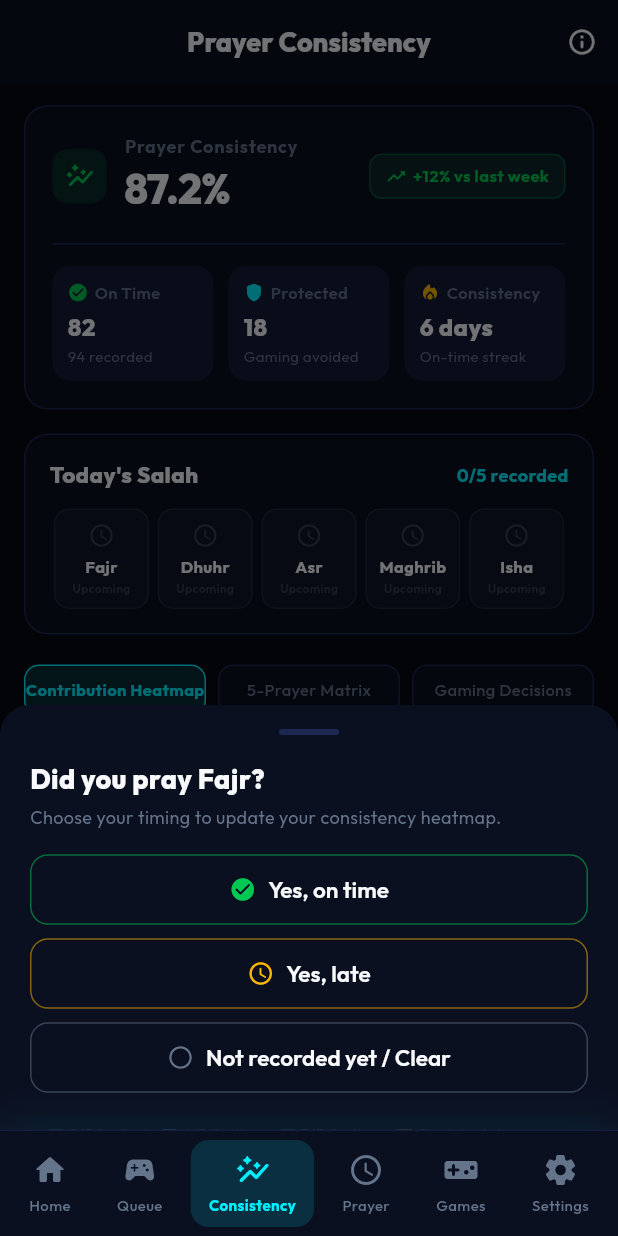
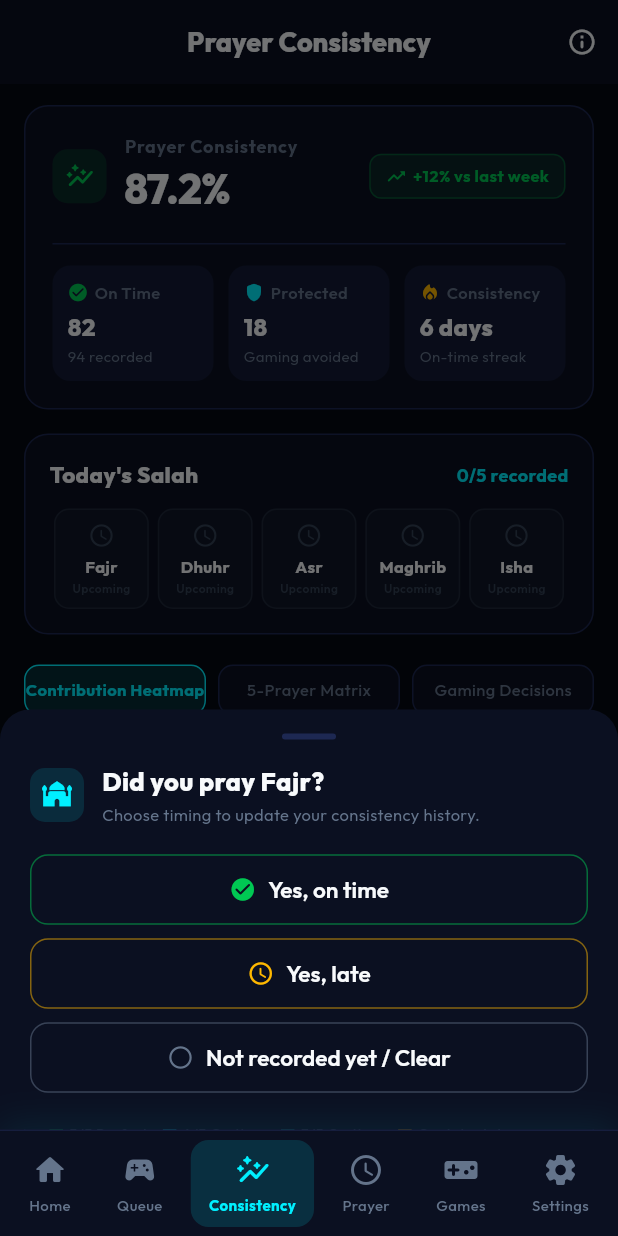
Before and after one commit to TryOmar/pray-then-play, a Flutter app: the PrayerConsistencyScreen screen opened by its route, after a tap on "Fajr", on a phone screen of 412 x 824 dp. Run offline on Flutter 3.47's test engine with Material 3 defaults, Android fonts, the phone set to English and light mode, and no system bars; our stand-ins replace adhan, flutter_local_notifications, flutter_riverpod, flutter_svg, geocoding, geolocator and 3 more; accounts and stored records are empty.

Commit message:
fix: eliminate bottom sheet overflow and enhance prayer modal style

```diff
--- a/lib/features/heatmap/screens/prayer_consistency_screen.dart
+++ b/lib/features/heatmap/screens/prayer_consistency_screen.dart
@@ -26,7 +26,6 @@ class _PrayerConsistencyScreenState
     final contributionWeeks = notifier.getContributionWeeks(18);
     final monthlySummary =
         notifier.getMonthlySummary(state.selectedYear, state.selectedMonth);
-    final weeklySummary = notifier.getWeeklySummary();
     final reflection = notifier.getHabitReflection();
     final achievements = notifier.getAllAchievements();
     final streak = notifier.getConsistencyStreak();
@@ -1531,19 +1530,26 @@ class _PrayerConsistencyScreenState
 
     showModalBottomSheet(
       context: context,
+      isScrollControlled: true,
       backgroundColor: theme.colorScheme.surface,
       shape: const RoundedRectangleBorder(
         borderRadius: BorderRadius.vertical(top: Radius.circular(20)),
       ),
-      builder: (ctx) => Padding(
-        padding: const EdgeInsets.fromLTRB(20, 16, 20, 24),
+      builder: (ctx) => SafeArea(
+        child: SingleChildScrollView(
+          padding: EdgeInsets.fromLTRB(
+            20,
+            16,
+            20,
+            MediaQuery.of(ctx).viewInsets.bottom + 24,
+          ),
           child: Column(
             mainAxisSize: MainAxisSize.min,
             crossAxisAlignment: CrossAxisAlignment.start,
             children: [
               Center(
                 child: Container(
-                width: 40,
+                  width: 36,
                   height: 4,
                   decoration: BoxDecoration(
                     color: theme.dividerTheme.color ?? AppColors.surfaceHighlight,
@@ -1552,20 +1558,40 @@ class _PrayerConsistencyScreenState
                 ),
               ),
               const SizedBox(height: 16),
+              Row(
+                children: [
+                  Container(
+                    padding: const EdgeInsets.all(8),
+                    decoration: BoxDecoration(
+                      color: theme.primaryColor.withValues(alpha: 0.12),
+                      borderRadius: BorderRadius.circular(10),
+                    ),
+                    child: Icon(Icons.mosque_rounded, size: 20, color: theme.primaryColor),
+                  ),
+                  const SizedBox(width: 12),
+                  Expanded(
+                    child: Column(
+                      crossAxisAlignment: CrossAxisAlignment.start,
+                      children: [
                         Text(
                           'Did you pray $prayerName?',
                           style: TextStyle(
-                fontSize: 18,
+                            fontSize: 17,
                             fontWeight: FontWeight.w800,
                             color: theme.colorScheme.onSurface,
                           ),
                         ),
-            const SizedBox(height: 4),
+                        const SizedBox(height: 2),
                         const Text(
-              'Choose your timing to update your consistency heatmap.',
-              style: TextStyle(fontSize: 12, color: AppColors.textMuted),
-            ),
-            const SizedBox(height: 16),
+                          'Choose timing to update your consistency history.',
+                          style: TextStyle(fontSize: 11, color: AppColors.textMuted),
+                        ),
+                      ],
+                    ),
+                  ),
+                ],
+              ),
+              const SizedBox(height: 18),
 
               _buildQuickActionButton(
                 ctx,
@@ -1605,6 +1631,7 @@ class _PrayerConsistencyScreenState
                 },
               ),
             ],
+          ),
         ),
       ),
     );
--- a/lib/features/home/widgets/next_prayer_hero_widget.dart
+++ b/lib/features/home/widgets/next_prayer_hero_widget.dart
@@ -228,7 +228,6 @@ class _LiveCountdownWidget extends ConsumerWidget {
 
     final remaining = prayerTime.difference(now);
     final isArrived = remaining.isNegative;
-    final totalRemainingMinutes = remaining.inMinutes;
 
     final onSurface = Theme.of(context).colorScheme.onSurface;
 
--- a/lib/features/home/widgets/prayer_gaming_timeline_widget.dart
+++ b/lib/features/home/widgets/prayer_gaming_timeline_widget.dart
@@ -22,7 +22,6 @@ class PrayerGamingTimelineWidget extends ConsumerWidget {
     if (prayerTimes == null) return const SizedBox();
 
     final primaryColor = Theme.of(context).primaryColor;
-    final surfaceColor = Theme.of(context).colorScheme.surface;
     final surfaceHighlight = Theme.of(context).dividerTheme.color ?? AppColors.surfaceHighlight;
 
     return Container(
```
Lines whose indentation alone changed are shown as unchanged.
